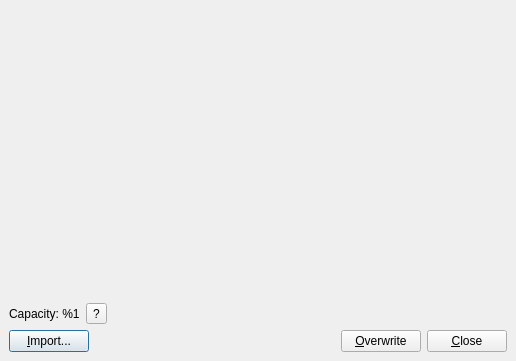
This is ImageEditorDialog.ui in SyDevTeam/gta5view as Qt 5 draws it before an edit. The edited form follows.
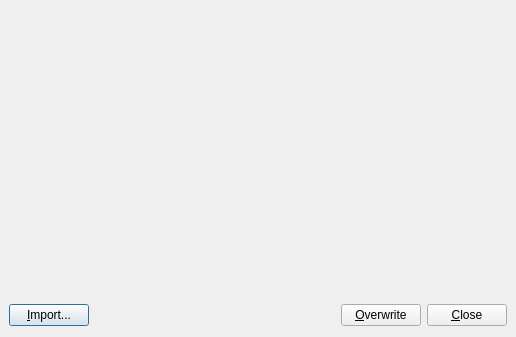
This is the edited form.

Commit message: remove unneccessary Capacity view, add Commit tag on version

The edit to the form file:
```diff
--- a/ImageEditorDialog.ui
+++ b/ImageEditorDialog.ui
@@ -7,7 +7,7 @@
     <x>0</x>
     <y>0</y>
     <width>516</width>
-    <height>335</height>
+    <height>337</height>
    </rect>
   </property>
   <property name="windowTitle">
@@ -51,37 +51,6 @@
       <number>0</number>
      </property>
      <layout class="QVBoxLayout" name="vlButtons">
-      <item>
-       <layout class="QHBoxLayout" name="hlCapacity">
-        <item>
-         <widget class="QLabel" name="labCapacity">
-          <property name="text">
-           <string>Capacity: %1</string>
-          </property>
-         </widget>
-        </item>
-        <item>
-         <widget class="QToolButton" name="cmdQuestion">
-          <property name="text">
-           <string>?</string>
-          </property>
-         </widget>
-        </item>
-        <item>
-         <spacer name="hsCapacity">
-          <property name="orientation">
-           <enum>Qt::Horizontal</enum>
-          </property>
-          <property name="sizeHint" stdset="0">
-           <size>
-            <width>0</width>
-            <height>0</height>
-           </size>
-          </property>
-         </spacer>
-        </item>
-       </layout>
-      </item>
       <item>
        <layout class="QHBoxLayout" name="hlButtons">
         <item>
```
The commit also changes 16 other files.
